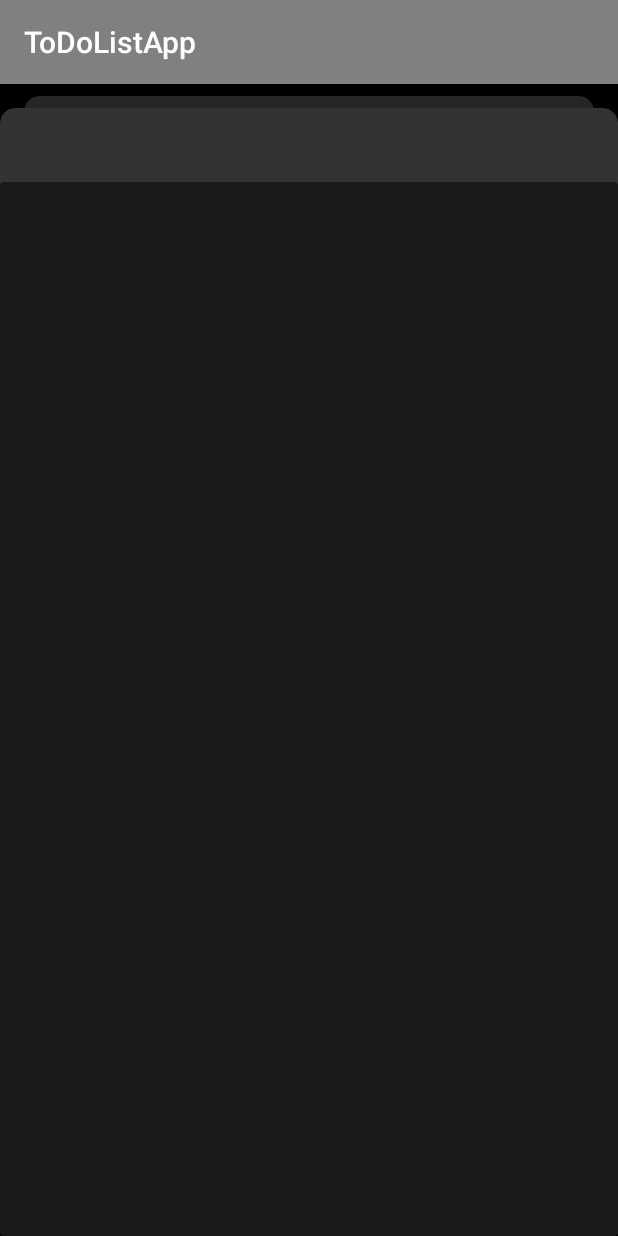
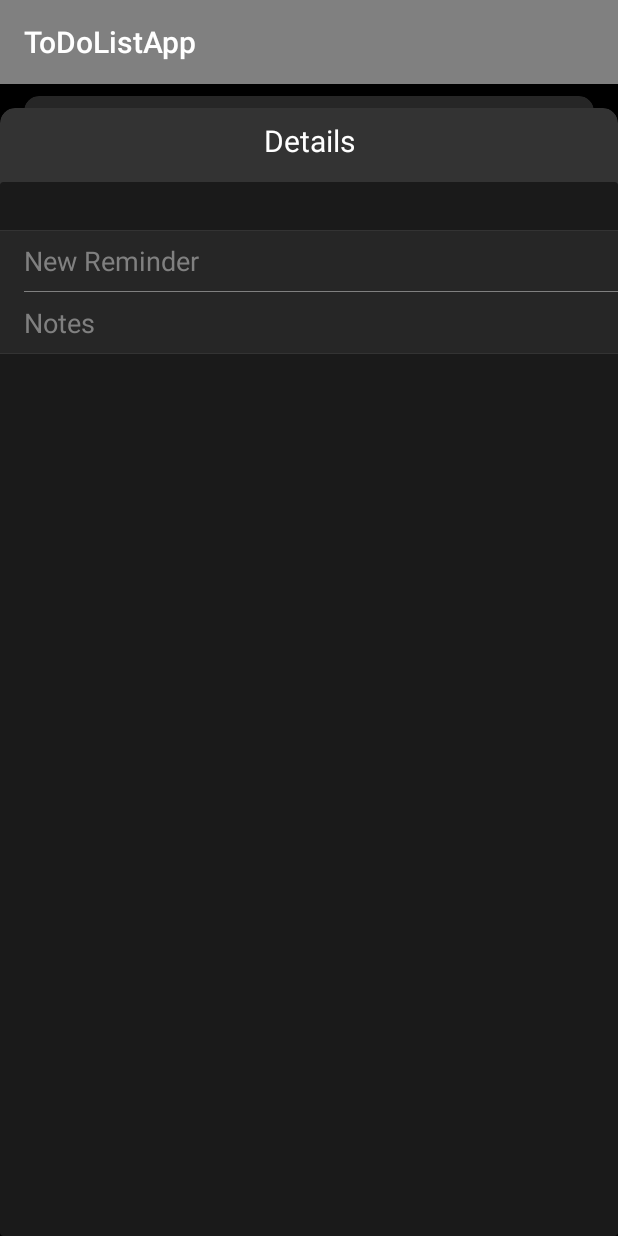
Before and after one commit to mas682/ToDoListApp, an Android app: the DetailsActivity screen opened directly, with no data from a screen before it, on a phone screen of 412 x 824 dp. Run offline under Robolectric (Android 15) with nearby library versions, the phone set to English and light mode, and no system bars.

Commit message:
Reminder/notes fields done on ui side in details page

```diff
--- a/app/src/main/res/layout/activity_details.xml
+++ b/app/src/main/res/layout/activity_details.xml
@@ -32,24 +32,24 @@
         app:layout_constraintEnd_toEndOf="parent"
         app:layout_constraintHorizontal_bias="1.0"
         app:layout_constraintStart_toStartOf="parent"
-        app:layout_constraintTop_toTopOf="parent" />
+        app:layout_constraintTop_toTopOf="parent" >
 
         <TextView
             android:id="@+id/textView2"
-        android:layout_width="0dp"
-        android:layout_height="0dp"
+            android:layout_width="match_parent"
+            android:layout_height="36dp"
             android:layout_marginStart="8dp"
             android:layout_marginTop="8dp"
             android:layout_marginEnd="8dp"
-        android:layout_marginBottom="8dp"
             android:text="Details"
             android:textAlignment="center"
             android:textColor="@color/design_default_color_on_primary"
-        android:textStyle="bold"
-        app:layout_constraintBottom_toTopOf="@id/detailBoxMain"
+            android:textSize="20sp"
             app:layout_constraintEnd_toEndOf="@id/detailBoxHeader"
             app:layout_constraintStart_toStartOf="@id/detailBoxHeader"
             app:layout_constraintTop_toTopOf="@id/detailBoxHeader" />
+
+    </androidx.cardview.widget.CardView>
 
     <androidx.cardview.widget.CardView
         android:id="@+id/detailBoxMain"
@@ -61,4 +61,80 @@
         app:layout_constraintEnd_toEndOf="parent"
         app:layout_constraintStart_toStartOf="parent"
         app:layout_constraintTop_toTopOf="parent" />
+
+    <androidx.constraintlayout.widget.ConstraintLayout
+        android:layout_width="0dp"
+        android:layout_height="wrap_content"
+        android:layout_marginTop="32dp"
+        android:background="@color/colorDarkGray"
+        android:elevation="@dimen/cardview_default_elevation"
+        app:layout_constraintEnd_toEndOf="@id/detailBoxMain"
+        app:layout_constraintStart_toStartOf="parent"
+        app:layout_constraintTop_toTopOf="@id/detailBoxMain">
+
+        <View
+            android:id="@+id/divider2"
+            android:layout_width="match_parent"
+            android:layout_height=".3dp"
+            android:background="@color/colorLightDarkGray"
+            app:layout_constraintEnd_toEndOf="parent"
+            app:layout_constraintStart_toStartOf="parent"
+            app:layout_constraintTop_toTopOf="parent" />
+
+        <EditText
+            android:id="@+id/editText3"
+            android:layout_width="match_parent"
+            android:layout_height="wrap_content"
+            android:layout_marginLeft="16dp"
+            android:layout_marginTop="8dp"
+            android:layout_marginRight="16dp"
+            android:background="@null"
+            android:gravity="start|top"
+            android:hint="@string/new_reminder"
+            android:inputType="textMultiLine"
+            android:textColor="@color/design_default_color_on_primary"
+            android:textColorHint="@color/colorPrimary"
+            app:layout_constraintEnd_toEndOf="parent"
+            app:layout_constraintStart_toStartOf="parent"
+            app:layout_constraintTop_toTopOf="parent" />
+
+        <View
+            android:id="@+id/divider3"
+            android:layout_width="match_parent"
+            android:layout_height=".3dp"
+            android:layout_marginStart="16dp"
+            android:layout_marginTop="8dp"
+            android:background="@color/colorPrimary"
+            app:layout_constraintEnd_toEndOf="parent"
+            app:layout_constraintStart_toStartOf="parent"
+            app:layout_constraintTop_toBottomOf="@id/editText3" />
+
+        <EditText
+            android:id="@+id/editText4"
+            android:layout_width="match_parent"
+            android:layout_height="wrap_content"
+            android:layout_marginStart="16dp"
+            android:layout_marginTop="8dp"
+            android:layout_marginEnd="16dp"
+            android:background="@null"
+            android:gravity="start|top"
+            android:hint="@string/note"
+            android:inputType="textMultiLine"
+            android:textColor="@color/design_default_color_on_primary"
+            android:textColorHint="@color/colorPrimary"
+            app:layout_constraintEnd_toEndOf="parent"
+            app:layout_constraintStart_toStartOf="parent"
+            app:layout_constraintTop_toBottomOf="@id/divider3" />
+
+        <View
+            android:id="@+id/divider4"
+            android:layout_width="match_parent"
+            android:layout_height=".3dp"
+            android:layout_marginTop="8dp"
+            android:background="@color/colorLightDarkGray"
+            app:layout_constraintEnd_toEndOf="parent"
+            app:layout_constraintStart_toStartOf="parent"
+            app:layout_constraintTop_toBottomOf="@id/editText4" />
     </androidx.constraintlayout.widget.ConstraintLayout>
+
+</androidx.constraintlayout.widget.ConstraintLayout>
--- a/app/src/main/res/values/strings.xml
+++ b/app/src/main/res/values/strings.xml
@@ -1,4 +1,5 @@
 <resources>
     <string name="app_name">ToDoListApp</string>
     <string name="new_reminder">New Reminder</string>
+    <string name="note">Notes</string>
 </resources>
```
Lines whose indentation alone changed are shown as unchanged.
